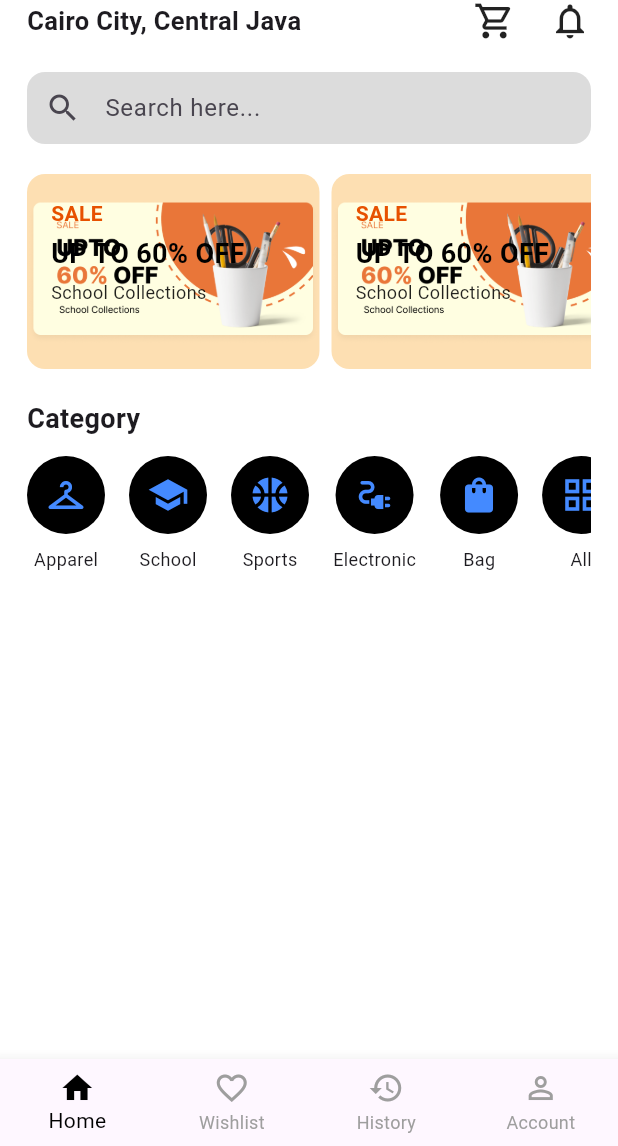
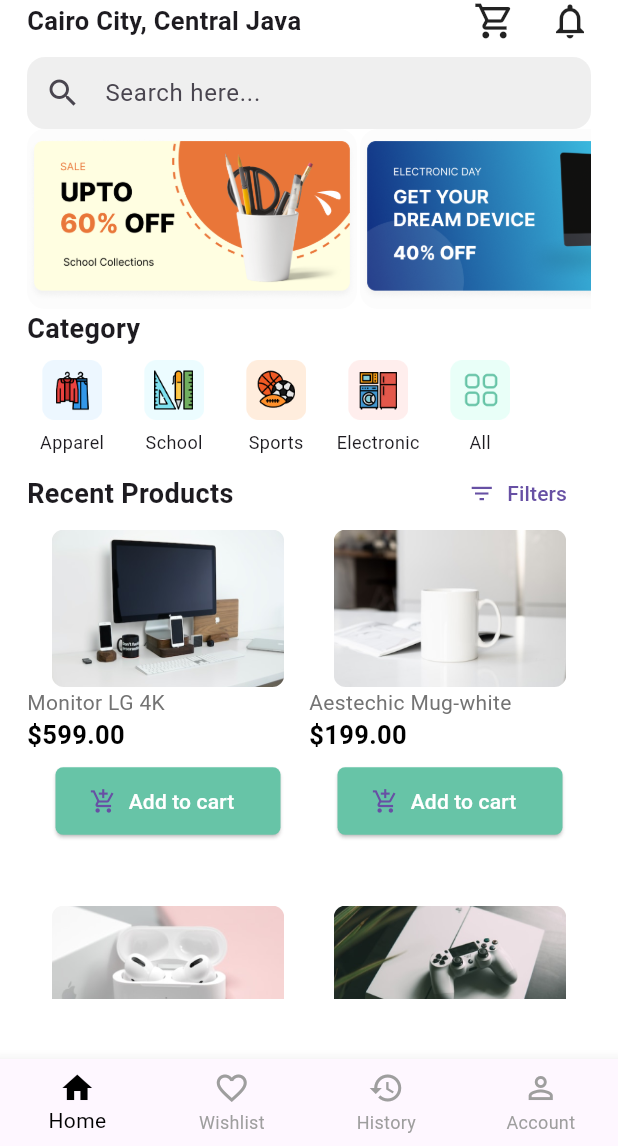
Before and after one commit to AhmedMostafa2029/Flutter-Team, a Flutter app: the screen it shows after launch, on a phone screen of 412 x 824 dp, the part 90-1236 px from its top. Run offline on Flutter 3.47's test engine with Material 3 defaults, Android fonts, the light colour scheme and no system bars.

Commit message:
Commit By Ahmed : Some changes to the home page

```diff
--- a/e_commerce_app/lib/models/category_model.dart
+++ b/e_commerce_app/lib/models/category_model.dart
@@ -1,8 +1,6 @@
-import 'package:flutter/material.dart';
-
 class CategoryModel {
-  final IconData icon;
+  final String imageicon;
   final String title;
 
-  const CategoryModel({required this.icon, required this.title});
+  const CategoryModel({required this.imageicon, required this.title});
 }
--- a/e_commerce_app/lib/pages/home_page.dart
+++ b/e_commerce_app/lib/pages/home_page.dart
@@ -1,6 +1,7 @@
 import 'package:e_commerce_app/pages/cart_page.dart';
 import 'package:e_commerce_app/widgets/banner_card.dart';
 import 'package:e_commerce_app/widgets/category_list.dart';
+import 'package:e_commerce_app/widgets/product_list.dart';
 import 'package:flutter/material.dart';
 
 class HomePage extends StatelessWidget {
@@ -39,13 +40,13 @@ class HomePage extends StatelessWidget {
                 Icon(Icons.notifications_none, size: 28),
               ],
             ),
-            SizedBox(height: 20),
+            SizedBox(height: 10),
             TextField(
               decoration: InputDecoration(
                 hintText: 'Search here...',
                 prefixIcon: Icon(Icons.search),
                 filled: true,
-                fillColor: const Color.fromARGB(255, 220, 220, 220),
+                fillColor: const Color.fromARGB(255, 239, 239, 239),
                 contentPadding: EdgeInsets.symmetric(vertical: 0),
                 border: OutlineInputBorder(
                   borderRadius: BorderRadius.circular(12),
@@ -53,25 +54,64 @@ class HomePage extends StatelessWidget {
                 ),
               ),
             ),
-            SizedBox(height: 20),
-            SingleChildScrollView(
-              scrollDirection: Axis.horizontal,
-              child: Row(
-                children: [
-                  BannerCard(),
-                  BannerCard(),
-                  BannerCard(),
-                  BannerCard(),
+            // SizedBox(height: 5),
+            Expanded(
+              child: CustomScrollView(
+                physics: BouncingScrollPhysics(),
+                slivers: [
+                  SliverToBoxAdapter(
+                    child: SingleChildScrollView(
+                      scrollDirection: Axis.horizontal,
+                      child: Row(
+                        children: [
+                          BannerCard(
+                            image: 'assets/images/banners/banner1.png',
+                          ),
+                          BannerCard(
+                            image: 'assets/images/banners/banner2.png',
+                          ),
+                          BannerCard(
+                            image: 'assets/images/banners/banner3.png',
+                          ),
+                          // BannerCard(image: ''),
+                        ],
+                      ),
+                    ),
+                  ),
+                  SliverToBoxAdapter(
+                    child: Text(
+                      "Category",
+                      style: TextStyle(
+                        fontSize: 18,
+                        fontWeight: FontWeight.bold,
+                      ),
+                    ),
+                  ),
+                  SliverToBoxAdapter(child: SizedBox(height: 8)),
+                  SliverToBoxAdapter(child: CategoryList()),
+                  SliverToBoxAdapter(
+                    child: Row(
+                      mainAxisAlignment: MainAxisAlignment.spaceBetween,
+                      children: [
+                        Text(
+                          "Recent Products",
+                          style: TextStyle(
+                            fontSize: 18,
+                            fontWeight: FontWeight.bold,
+                          ),
+                        ),
+                        TextButton.icon(
+                          onPressed: () {},
+                          icon: Icon(Icons.filter_list, size: 18),
+                          label: Text("Filters"),
+                        ),
+                      ],
+                    ),
+                  ),
+                  SliverToBoxAdapter(child: ProductList()),
                 ],
               ),
             ),
-            SizedBox(height: 20),
-            Text(
-              "Category",
-              style: TextStyle(fontSize: 18, fontWeight: FontWeight.bold),
-            ),
-            SizedBox(height: 12),
-            CategoryList(),
           ],
         ),
       ),
--- a/e_commerce_app/lib/widgets/banner_card.dart
+++ b/e_commerce_app/lib/widgets/banner_card.dart
@@ -1,48 +1,21 @@
 import 'package:flutter/material.dart';
 
 class BannerCard extends StatelessWidget {
-  const BannerCard({super.key});
+  const BannerCard({super.key, required this.image});
 
+  final String image;
   @override
   Widget build(BuildContext context) {
     return Padding(
-      padding: const EdgeInsets.only(right: 8),
+      padding: const EdgeInsets.only(right: 2),
       child: Container(
-        height: 130,
-        width: 195,
-        padding: EdgeInsets.all(16),
+        height: 120,
+        width: 220,
+        padding: EdgeInsets.all(8),
         decoration: BoxDecoration(
-          image: DecorationImage(
-            image: AssetImage('assets/images/banners/banner1.png'),
-          ),
-          color: const Color.fromARGB(255, 253, 223, 178),
+          image: DecorationImage(image: AssetImage(image)),
+          color: const Color.fromARGB(255, 252, 252, 252),
           borderRadius: BorderRadius.circular(12),
-        ),
-        child: Column(
-          crossAxisAlignment: CrossAxisAlignment.start,
-          children: [
-            Text(
-              "SALE",
-              style: TextStyle(
-                color: const Color.fromARGB(255, 231, 81, 0),
-                fontWeight: FontWeight.bold,
-              ),
-            ),
-            SizedBox(height: 4),
-            Text(
-              "UP TO 60% OFF",
-              style: TextStyle(
-                fontSize: 18,
-                fontWeight: FontWeight.bold,
-                color: Colors.black,
-              ),
-            ),
-            SizedBox(height: 4),
-            Text(
-              "School Collections",
-              style: TextStyle(fontSize: 12, color: Colors.black87),
-            ),
-          ],
         ),
       ),
     );
--- a/e_commerce_app/lib/widgets/category_item.dart
+++ b/e_commerce_app/lib/widgets/category_item.dart
@@ -9,18 +9,22 @@ class CategoryItem extends StatelessWidget {
   Widget build(BuildContext context) {
     return GestureDetector(
       child: Padding(
-        padding: const EdgeInsets.only(right: 16),
+        padding: const EdgeInsets.only(right: 8),
         child: Column(
           children: [
             Container(
-              padding: EdgeInsets.all(12),
+              // padding: EdgeInsets.all(12),
               decoration: BoxDecoration(
-                color: Colors.black,
+                color: Colors.white,
                 shape: BoxShape.circle,
               ),
-              child: Icon(category.icon, size: 28, color: Colors.blueAccent),
+              child: Image(
+                height: 40,
+                width: 60,
+                image: AssetImage(category.imageicon),
+              ),
             ),
-            SizedBox(height: 8),
+            SizedBox(height: 6),
             Text(category.title, style: TextStyle(fontSize: 12)),
           ],
         ),
--- a/e_commerce_app/lib/widgets/category_list.dart
+++ b/e_commerce_app/lib/widgets/category_list.dart
@@ -5,17 +5,29 @@ import 'package:flutter/material.dart';
 class CategoryList extends StatelessWidget {
   const CategoryList({super.key});
   final List<CategoryModel> categories = const [
-    CategoryModel(icon: Icons.checkroom, title: "Apparel"),
-    CategoryModel(icon: Icons.school, title: "School"),
-    CategoryModel(icon: Icons.sports_basketball, title: "Sports"),
-    CategoryModel(icon: Icons.electrical_services, title: "Electronic"),
-    CategoryModel(icon: Icons.shopping_bag_rounded, title: "Bag"),
-    CategoryModel(icon: Icons.grid_view, title: "All"),
+    CategoryModel(
+      imageicon: 'assets/images/categorys/img1.png',
+      title: "Apparel",
+    ),
+    CategoryModel(
+      imageicon: 'assets/images/categorys/img2.png',
+      title: "School",
+    ),
+    CategoryModel(
+      imageicon: 'assets/images/categorys/img3.png',
+      title: "Sports",
+    ),
+    CategoryModel(
+      imageicon: 'assets/images/categorys/img4.png',
+      title: "Electronic",
+    ),
+    // CategoryModel(imageicon: 'assets/images/categorys/img5.png', title: "Bag"),
+    CategoryModel(imageicon: 'assets/images/categorys/img5.png', title: "All"),
   ];
   @override
   Widget build(BuildContext context) {
     return SizedBox(
-      height: 90,
+      height: 65,
       child: ListView.builder(
         scrollDirection: Axis.horizontal,
         itemCount: categories.length,
--- /dev/null
+++ b/e_commerce_app/lib/widgets/product_list.dart
@@ -0,0 +1,82 @@
+import 'package:e_commerce_app/models/product_model.dart';
+import 'package:e_commerce_app/widgets/prouduct_card.dart';
+import 'package:flutter/material.dart';
+
+class ProductList extends StatelessWidget {
+  ProductList({super.key});
+
+  final List<ProductModel> products = [
+    // ProductModel(id: 1, name: 'Monitor LG 4K', variant: "", price: 599, image: 'assets/images/products/product1.png'),
+    ProductModel(
+      image: 'assets/images/products/product1.png',
+      name: 'Monitor LG 4K',
+      price: 599,
+      id: 1,
+      variant: '',
+    ),
+    ProductModel(
+      image: 'assets/images/products/product2.png',
+      name: 'Aestechic Mug-white',
+      price: 199,
+      id: 2,
+      variant: '',
+    ),
+    ProductModel(
+      image: 'assets/images/products/product3.png',
+      name: 'Earphones',
+      price: 295,
+      id: 3,
+      variant: '',
+    ),
+    ProductModel(
+      image: 'assets/images/products/product4.png',
+      name: 'PlayStation',
+      price: 100,
+      id: 4,
+      variant: '',
+    ),
+    ProductModel(
+      image: 'assets/images/products/product5.png',
+      name: 'T-shirt ',
+      price: 299,
+      id: 5,
+      variant: '',
+    ),
+    ProductModel(
+      image: 'assets/images/products/product6.png',
+      name: 'Laptop ',
+      price: 1099,
+      id: 6,
+      variant: '',
+    ),
+    ProductModel(
+      image: 'assets/images/products/product7.png',
+      name: 'camera ',
+      price: 599,
+      id: 7,
+      variant: '',
+    ),
+    ProductModel(
+      image: 'assets/images/products/product8.png',
+      name: 'Hoodie ',
+      price: 399,
+      id: 8,
+      variant: '',
+    ),
+  ];
+  @override
+  Widget build(BuildContext context) {
+    return GridView.builder(
+      shrinkWrap: true,
+      physics: const NeverScrollableScrollPhysics(),
+      itemCount: products.length,
+      gridDelegate: const SliverGridDelegateWithFixedCrossAxisCount(
+        crossAxisCount: 2,
+        childAspectRatio: 3 / 4,
+      ),
+      itemBuilder: (context, index) {
+        return ProductCard(product: products[index]);
+      },
+    );
+  }
+}
--- /dev/null
+++ b/e_commerce_app/lib/widgets/prouduct_card.dart
@@ -0,0 +1,64 @@
+import 'package:e_commerce_app/models/product_model.dart';
+import 'package:flutter/material.dart';
+
+class ProductCard extends StatelessWidget {
+  final ProductModel product;
+
+  const ProductCard({super.key, required this.product});
+
+  @override
+  Widget build(BuildContext context) {
+    return Column(
+      children: [
+        ClipRRect(
+          borderRadius: BorderRadius.circular(8),
+          child: Image.asset(
+            product.image,
+            height: 105,
+            width: 155,
+            fit: BoxFit.fill,
+          ),
+        ),
+        // const SizedBox(height: 5),
+        Align(
+          alignment: Alignment.centerLeft,
+          child: Text(
+            product.name,
+            style: const TextStyle(
+              fontSize: 14,
+              color: Color.fromARGB(255, 115, 115, 115),
+            ),
+          ),
+        ),
+        // const SizedBox(height: 4),
+        Align(
+          alignment: Alignment.centerLeft,
+          child: Text(
+            "\$${product.price.toStringAsFixed(2)}",
+            style: const TextStyle(
+              fontSize: 17,
+              color: Colors.black,
+              fontWeight: FontWeight.bold,
+            ),
+          ),
+        ),
+        const SizedBox(height: 8),
+        ElevatedButton.icon(
+          onPressed: () {},
+          icon: const Icon(Icons.add_shopping_cart),
+          label: const Text(
+            "Add to cart",
+            style: TextStyle(color: Colors.white),
+          ),
+          style: ElevatedButton.styleFrom(
+            backgroundColor: const Color(0xff67C4A7),
+            fixedSize: Size(150, 45),
+            shape: RoundedRectangleBorder(
+              borderRadius: BorderRadius.circular(5),
+            ),
+          ),
+        ),
+      ],
+    );
+  }
+}
--- a/e_commerce_app/pubspec.yaml
+++ b/e_commerce_app/pubspec.yaml
@@ -35,6 +35,7 @@ dependencies:
   # Use with the CupertinoIcons class for iOS style icons.
   cupertino_icons: ^1.0.8
   provider: ^6.1.5
+  font_awesome_flutter: ^10.8.0
 
 dev_dependencies:
   flutter_test:
```
Also changed, not shown: e_commerce_app/lib/models/product_model.dart (+10 -0 lines), e_commerce_app/lib/pages/cart_page.dart (+17 -11 lines), e_commerce_app/pubspec.lock.
